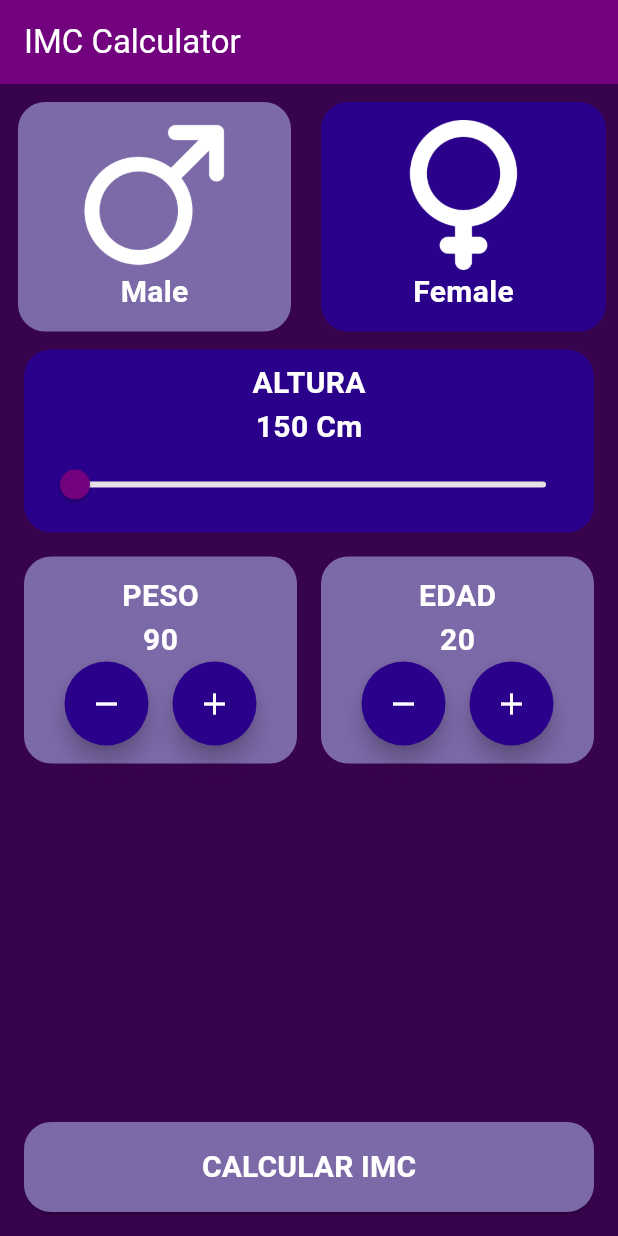
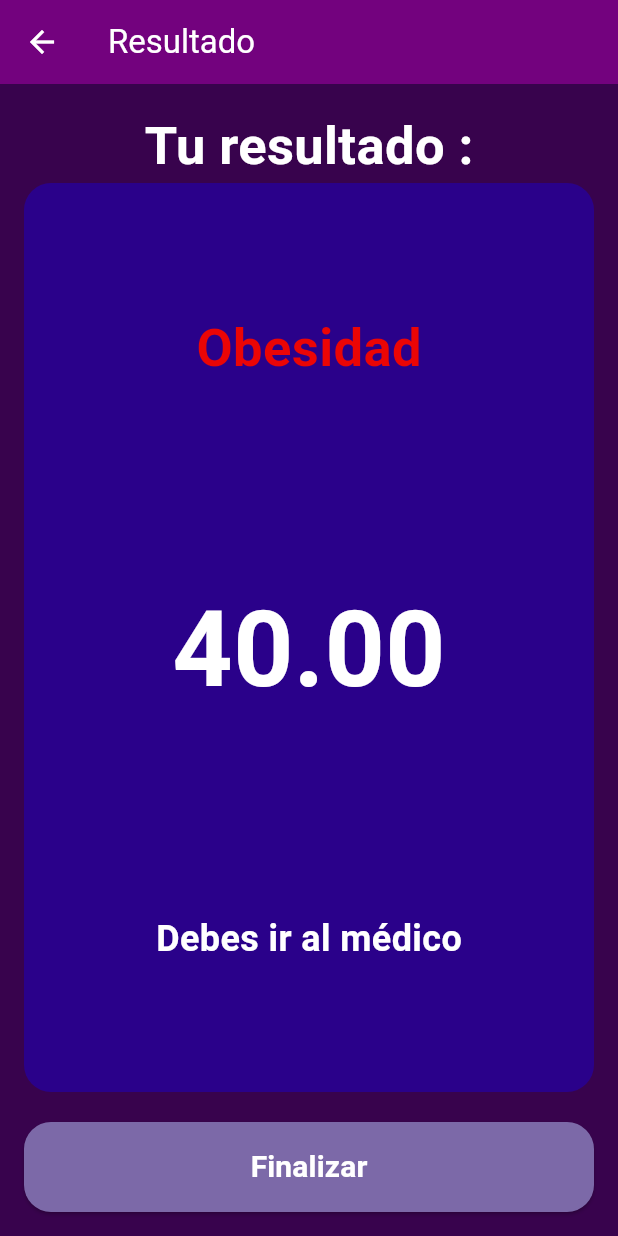
Before and after one commit to taddeiPablo/Flutter_Projects, a Flutter app: the screen it shows after launch, after a tap on the "remove" icon, after a tap on the "add" icon, after a tap on "CALCULAR IMC", on a phone screen of 412 x 824 dp. Run offline on Flutter 3.47's test engine with Material 3 defaults, Android fonts, the phone set to English and light mode, and no system bars; missing offline and left inert: dart:ffi.

Commit message:
terminado el primer ejercicio
terminado el primer ejercicio realizado en flutter

```diff
--- a/flutter1/imc_calculator_app/lib/components/number_selector.dart
+++ b/flutter1/imc_calculator_app/lib/components/number_selector.dart
@@ -58,6 +58,7 @@ class _NumberSelectorState extends State<NumberSelector> {
               children: [
                 // boton de restar
                 FloatingActionButton(
+                  heroTag: null,
                   onPressed: () {
                     // aqui llamo a la funcion que le pase por parametro
                     // con esta vamos a realizar la resta del valor
@@ -70,6 +71,7 @@ class _NumberSelectorState extends State<NumberSelector> {
                 SizedBox(width: 16),
                 // boton de sumar
                 FloatingActionButton(
+                  heroTag: null,
                   onPressed: () {
                     // aqui llamo a la funcion que le pase por parametro
                     // con esta vamos a realizar la suma del valor
--- a/flutter1/imc_calculator_app/lib/core/app_colors.dart
+++ b/flutter1/imc_calculator_app/lib/core/app_colors.dart
@@ -9,4 +9,9 @@ class AppColors {
   static const Color tertiary = Color(0xFF2A018A);
   static const Color quaternary = Color(0xFFFFFFFF);
   static const Color quinary = Color(0xFF7C69A8);
+
+  static const Color imcBlue = Color(0xFF1560EB);
+  static const Color imcGreen = Color(0xFF0E693D);
+  static const Color imcOrange = Color(0xFFEB9515);
+  static const Color imcRed = Color(0xFFEB0505);
 }
--- a/flutter1/imc_calculator_app/lib/core/app_text_styles.dart
+++ b/flutter1/imc_calculator_app/lib/core/app_text_styles.dart
@@ -8,4 +8,22 @@ class AppTextStyles {
     fontSize: 20,
     fontWeight: FontWeight.bold,
   );
+
+  static const TextStyle titleResult = TextStyle(
+    color: Color(0xFFFFFFFF),
+    fontSize: 35,
+    fontWeight: FontWeight.bold,
+  );
+
+  static const TextStyle resultIMC = TextStyle(
+    color: Color(0xFFFFFFFF),
+    fontSize: 70,
+    fontWeight: FontWeight.bold,
+  );
+
+  static const TextStyle description = TextStyle(
+    color: Color(0xFFFFFFFF),
+    fontSize: 24,
+    fontWeight: FontWeight.bold,
+  );
 }
--- a/flutter1/imc_calculator_app/lib/screens/imc_home_screen.dart
+++ b/flutter1/imc_calculator_app/lib/screens/imc_home_screen.dart
@@ -5,6 +5,7 @@ import 'package:imc_calculator_app/components/height_selector.dart';
 import 'package:imc_calculator_app/components/number_selector.dart';
 import 'package:imc_calculator_app/core/app_colors.dart';
 import 'package:imc_calculator_app/core/app_text_styles.dart';
+import 'package:imc_calculator_app/screens/imc_result_screen.dart';
 
 // aqui declaro la clase ImcHomeScreen que utilizare como una screen
 // o view de nuestra app
@@ -108,7 +109,19 @@ class _ImcHomeScreenState extends State<ImcHomeScreen> {
             height: 60,
             width: double.infinity,
             child: ElevatedButton(
-              onPressed: () {},
+              onPressed: () {
+                // aqui vamos a navegar a la siguientte pantalla.
+                Navigator.push(
+                  context,
+                  MaterialPageRoute(
+                    builder:
+                        (context) => ImcResultScreen(
+                          height: selectedheight,
+                          weight: selectedWight,
+                        ),
+                  ),
+                );
+              },
               style: ButtonStyle(
                 shape: WidgetStateProperty.all(
                   RoundedRectangleBorder(
--- /dev/null
+++ b/flutter1/imc_calculator_app/lib/screens/imc_result_screen.dart
@@ -0,0 +1,158 @@
+// libreriamos que necesitamos para trabajar
+import 'package:flutter/material.dart';
+import 'package:imc_calculator_app/core/app_colors.dart';
+import 'package:imc_calculator_app/core/app_text_styles.dart';
+
+// aqui creamos la clase ImcResultScreen que utilizaremos como una screen
+// o view de nuestra app.
+class ImcResultScreen extends StatelessWidget {
+  final double height;
+  final int weight;
+  // aqui creamoss el constructor de la clase ImcResultScreen
+  // y le pasamos la key como parametro.
+  const ImcResultScreen({
+    super.key,
+    required this.height,
+    required this.weight,
+  });
+
+  // aqui sobreescribimos el metodo build que nos permitira
+  // construir la vista de la pantalla.
+  @override
+  Widget build(BuildContext context) {
+    // aqui realizamos el calculo del indice de masa corporal
+    double calcImc = weight / ((height / 100) * (height / 100));
+    // aqui devolvemos un Scaffold que es el widget.
+    return Scaffold(
+      // aqui determinamos una funcion en la cual construimos el
+      // AppBar de la pantalla. esto lo hago para separar un poco el codigo
+      appBar: toolBar(),
+      backgroundColor: AppColors.primary,
+      // aqui hago lo mismo quqe en el AppBar pero en este caso
+      // construyo el body de la pantalla.
+      // esto lo hago para separar un poco el codigo y hacerlo mas legible.s
+      body: contentBody(context, calcImc),
+    );
+  }
+
+  // aqui creo una funcion que me permitira construir el body de la pantalla.
+  // lo hago de esta manera para separar un poco el codigo y hacerlo mas legible.
+  // ademas le paso como parametro el context y el imc que es el resultado
+  Padding contentBody(BuildContext context, double imc) {
+    // aqui creamos la view del body de la pantalla.
+    // en este caso se retorna un Padding que contiene una columna.
+    return Padding(
+      padding: const EdgeInsets.all(16.0),
+      child: Column(
+        crossAxisAlignment: CrossAxisAlignment.center,
+        children: [
+          Text("Tu resultado :", style: AppTextStyles.titleResult),
+          Expanded(
+            child: Container(
+              width: double.infinity,
+              height: 80,
+              decoration: BoxDecoration(
+                color: AppColors.tertiary,
+                borderRadius: BorderRadius.circular(18),
+              ),
+              child: Padding(
+                padding: const EdgeInsets.only(
+                  top: 22,
+                  bottom: 22,
+                  left: 16,
+                  right: 16,
+                ),
+                child: Column(
+                  mainAxisAlignment: MainAxisAlignment.spaceAround,
+                  children: [
+                    Text(
+                      getTypeByImc(imc),
+                      style: TextStyle(
+                        color: getColorByImc(imc),
+                        fontSize: 35,
+                        fontWeight: FontWeight.bold,
+                      ),
+                    ),
+                    //"${weight / ((height / 100) * (height / 100))}"
+                    Text(
+                      imc.toStringAsFixed(2),
+                      style: AppTextStyles.resultIMC,
+                    ),
+                    Text(
+                      getDescriptionByImc(imc),
+                      style: AppTextStyles.description,
+                    ),
+                  ],
+                ),
+              ),
+            ),
+          ),
+          SizedBox(height: 20),
+          SizedBox(
+            height: 60,
+            width: double.infinity,
+            child: ElevatedButton(
+              onPressed: () {
+                Navigator.pop(context);
+              },
+              style: ButtonStyle(
+                shape: WidgetStateProperty.all(
+                  RoundedRectangleBorder(
+                    borderRadius: BorderRadius.circular(18),
+                  ),
+                ),
+                backgroundColor: WidgetStateProperty.all(AppColors.quinary),
+              ),
+              child: Padding(
+                padding: const EdgeInsets.all(10),
+                child: Text(
+                  "Finalizar",
+                  style: AppTextStyles.genderTitleSeleted,
+                ),
+              ),
+            ),
+          ),
+        ],
+      ),
+    );
+  }
+
+  // aqui funcion en la cual armo la toolBar de la pantalla
+  AppBar toolBar() {
+    return AppBar(
+      title: const Text('Resultado'),
+      backgroundColor: AppColors.secondary,
+      foregroundColor: AppColors.quaternary,
+    );
+  }
+
+  //
+  Color getColorByImc(double imc) {
+    return switch (imc) {
+      < 18.5 => AppColors.imcBlue,
+      < 24.9 => AppColors.imcGreen,
+      < 29.9 => AppColors.imcOrange,
+      _ => AppColors.imcRed,
+    };
+  }
+
+  //
+  String getTypeByImc(double imc) {
+    return switch (imc) {
+      < 18.5 => "Bajo peso",
+      < 24.9 => "Normal",
+      < 29.9 => "Sobrepeso",
+      _ => "Obesidad",
+    };
+  }
+
+  //
+  String getDescriptionByImc(double imc) {
+    return switch (imc) {
+      < 18.5 => "Debes comer más",
+      < 24.9 => "Estás en tu peso ideal",
+      < 29.9 => "Debes hacer ejercicio",
+      _ => "Debes ir al médico",
+    };
+  }
+}
```
